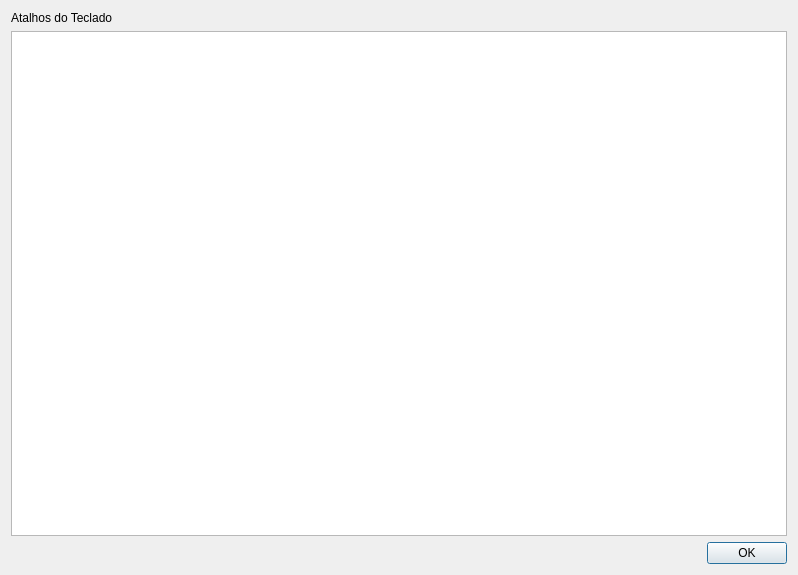
Qt form zapzap/ui/ui_shortcuts_dialog.ui (rafatosta/zapzap) before a commit.
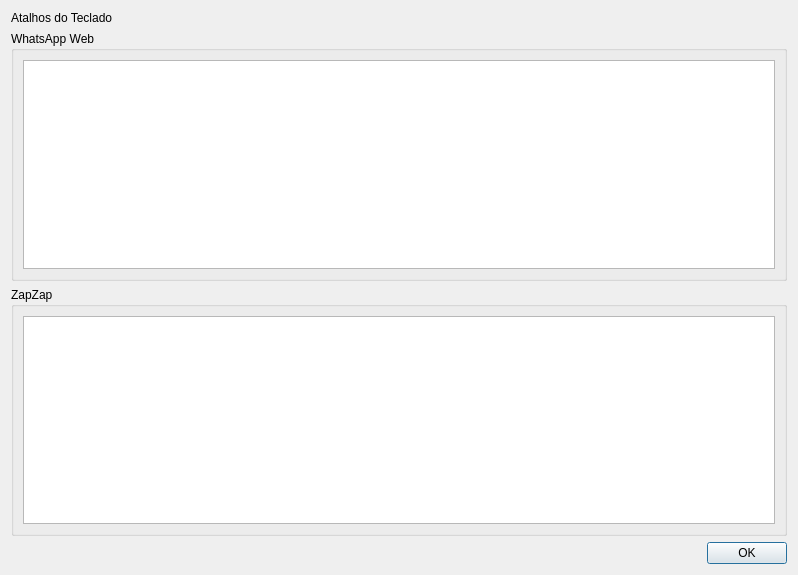
The same form after that commit.

Commit message: Add zapzap shortcuts

```diff
--- a/zapzap/ui/ui_shortcuts_dialog.ui
+++ b/zapzap/ui/ui_shortcuts_dialog.ui
@@ -22,9 +22,18 @@
     </widget>
    </item>
    <item>
-    <widget class="QTableWidget" name="tableWidget">
+    <widget class="QGroupBox" name="groupBox">
+     <property name="title">
+      <string>WhatsApp Web</string>
+     </property>
+     <layout class="QVBoxLayout" name="verticalLayout_2">
+      <item>
+       <widget class="QTableWidget" name="table_whatsapp">
+        <property name="editTriggers">
+         <set>QAbstractItemView::EditTrigger::NoEditTriggers</set>
+        </property>
      <attribute name="horizontalHeaderVisible">
-      <bool>true</bool>
+         <bool>false</bool>
      </attribute>
      <attribute name="verticalHeaderVisible">
       <bool>false</bool>
@@ -32,6 +41,28 @@
      <attribute name="verticalHeaderStretchLastSection">
       <bool>false</bool>
      </attribute>
+       </widget>
+      </item>
+     </layout>
+    </widget>
+   </item>
+   <item>
+    <widget class="QGroupBox" name="groupBox_2">
+     <property name="title">
+      <string>ZapZap</string>
+     </property>
+     <layout class="QHBoxLayout" name="horizontalLayout">
+      <item>
+       <widget class="QTableWidget" name="table_zapzap">
+        <property name="editTriggers">
+         <set>QAbstractItemView::EditTrigger::NoEditTriggers</set>
+        </property>
+        <attribute name="horizontalHeaderVisible">
+         <bool>false</bool>
+        </attribute>
+       </widget>
+      </item>
+     </layout>
     </widget>
    </item>
    <item>
```
Lines whose indentation alone changed are shown as unchanged. The commit also changes 2 other files.
